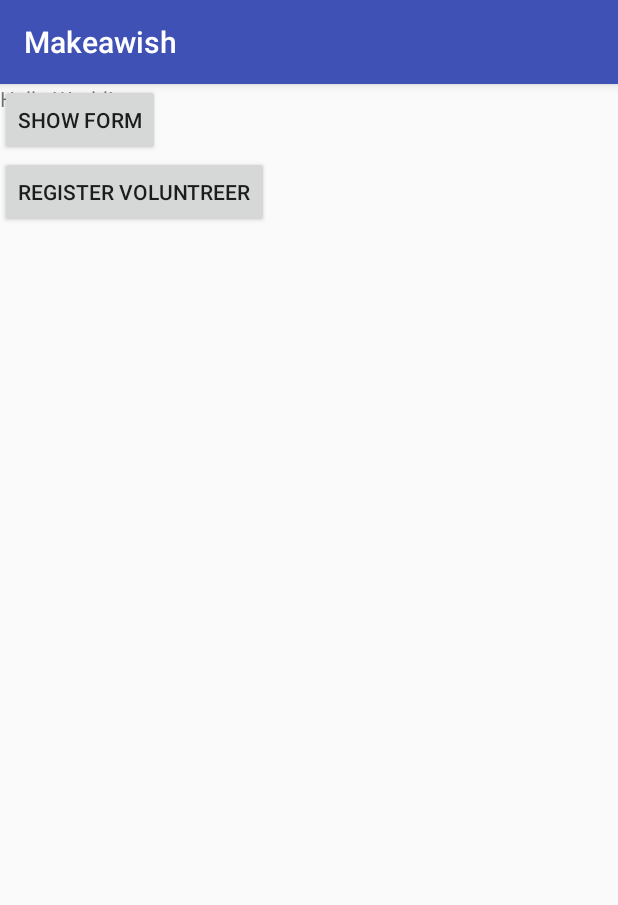
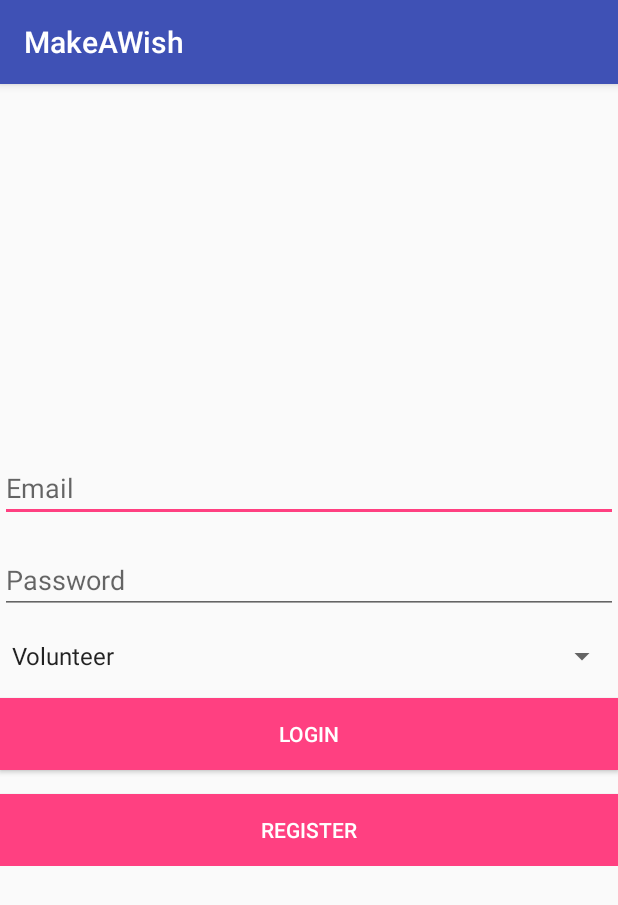
Before and after one commit to Mumbai2017/team-6, an Android app: the screen it shows after launch (MainActivity), on a phone screen of 412 x 824 dp. Shown: the top 905 px of the screen. Run offline under Robolectric (Android 15) with nearby library versions, the phone set to English and light mode, and no system bars.

Commit message:
Login and register activities setup

```diff
--- a/app/src/main/res/layout/activity_main.xml
+++ b/app/src/main/res/layout/activity_main.xml
@@ -1,32 +1,54 @@
 <?xml version="1.0" encoding="utf-8"?>
-<RelativeLayout xmlns:android="http://schemas.android.com/apk/res/android"
+<LinearLayout xmlns:android="http://schemas.android.com/apk/res/android"
     xmlns:app="http://schemas.android.com/apk/res-auto"
     xmlns:tools="http://schemas.android.com/tools"
     android:layout_width="match_parent"
     android:layout_height="match_parent"
     tools:context="com.example.acer1.makeawish.MainActivity">
 
-    <TextView
-        android:layout_width="wrap_content"
+    <LinearLayout
+        android:layout_width="match_parent"
         android:layout_height="wrap_content"
-        android:text="Hello World!"
-        app:layout_constraintBottom_toBottomOf="parent"
-        app:layout_constraintLeft_toLeftOf="parent"
-        app:layout_constraintRight_toRightOf="parent"
-        app:layout_constraintTop_toTopOf="parent" />
+        android:orientation="vertical"
+        android:layout_gravity="center">
 
-    <Button
-        android:id="@+id/btn_show_form"
-        android:layout_width="wrap_content"
-        android:layout_height="wrap_content"
-        android:text="show form"
-        android:onClick="showForm"/>
+        <EditText
+            android:id="@+id/et_login_email"
+            android:layout_width="match_parent"
+            android:layout_height="wrap_content"
+            android:hint="Email" />
 
-    <Button
-        android:layout_width="wrap_content"
-        android:layout_height="wrap_content"
-        android:text="register voluntreer"
-        android:layout_below="@id/btn_show_form"
-        android:onClick="registerVolunteer"/>
+        <EditText
+            android:id="@+id/et_login_password"
+            android:layout_width="match_parent"
+            android:layout_height="wrap_content"
+            android:inputType="textPassword"
+            android:layout_marginTop="16dp"
+            android:hint="Password"/>
 
-</RelativeLayout>
+        <Spinner
+            android:id="@+id/spn_user_list"
+            android:layout_width="match_parent"
+            android:layout_height="wrap_content"
+            android:layout_marginTop="16dp">
+        </Spinner>
+
+        <Button
+            android:layout_width="match_parent"
+            android:layout_height="wrap_content"
+            android:layout_marginTop="16dp"
+            android:text="Login"
+            android:textColor="#FFFFFF"
+            android:background="@color/colorAccent"
+            android:onClick="login"/>
+
+        <Button
+            android:layout_width="match_parent"
+            android:layout_height="wrap_content"
+            android:layout_marginTop="16dp"
+            android:text="Register"
+            android:textColor="#FFFFFF"
+            android:background="@color/colorAccent"
+            android:onClick="register" />
+    </LinearLayout>
+</LinearLayout>
--- a/app/src/main/res/layout/activity_register_doctor.xml
+++ b/app/src/main/res/layout/activity_register_doctor.xml
@@ -72,7 +72,6 @@ tools:context="com.example.acer1.makeawish.DoctorRegisterActivity">
         android:text="Register"
         android:background="@color/colorAccent"
         android:textColor="#FFFFFF"
-        android:layout_below="@id/et_vol_type"
         android:onClick="registerDoctor" />
 </LinearLayout>
 </ScrollView>
--- a/app/src/main/res/layout/activity_wish_granting_form.xml
+++ b/app/src/main/res/layout/activity_wish_granting_form.xml
@@ -276,7 +276,6 @@
             android:layout_width="wrap_content"
             android:layout_height="wrap_content"
             android:text="Submit"
-            android:layout_below="@id/btn_show_form"
             android:onClick="submit_grant_form"
             android:textAlignment="center"/>
 
--- a/app/src/main/res/values/strings.xml
+++ b/app/src/main/res/values/strings.xml
@@ -1,5 +1,5 @@
 <resources>
-    <string name="app_name">Makeawish</string>
+    <string name="app_name">MakeAWish</string>
     <string name="title_activity_scrolling">Wish Granting Form</string>
     <string name="case1">Case/Inst No.</string>
     <string name="d1">Physician certifies that condition listed below as been met.</string>
--- /dev/null
+++ b/app/src/main/res/values/user_types.xml
@@ -0,0 +1,8 @@
+<?xml version="1.0" encoding="utf-8"?>
+<resources>
+    <string-array name="user_types">
+        <item>Volunteer</item>
+        <item>Doctor</item>
+        <item>Donor</item>
+    </string-array>
+</resources>
```
Also changed, not shown: app/src/main/java/com/example/acer1/makeawish/DonorRegisterActivity.java (added, +33 -0 lines), app/src/main/java/com/example/acer1/makeawish/MainActivity.java (+43 -3 lines), app/src/main/res/layout/activity_donor_register.xml (added, +53 -0 lines).
